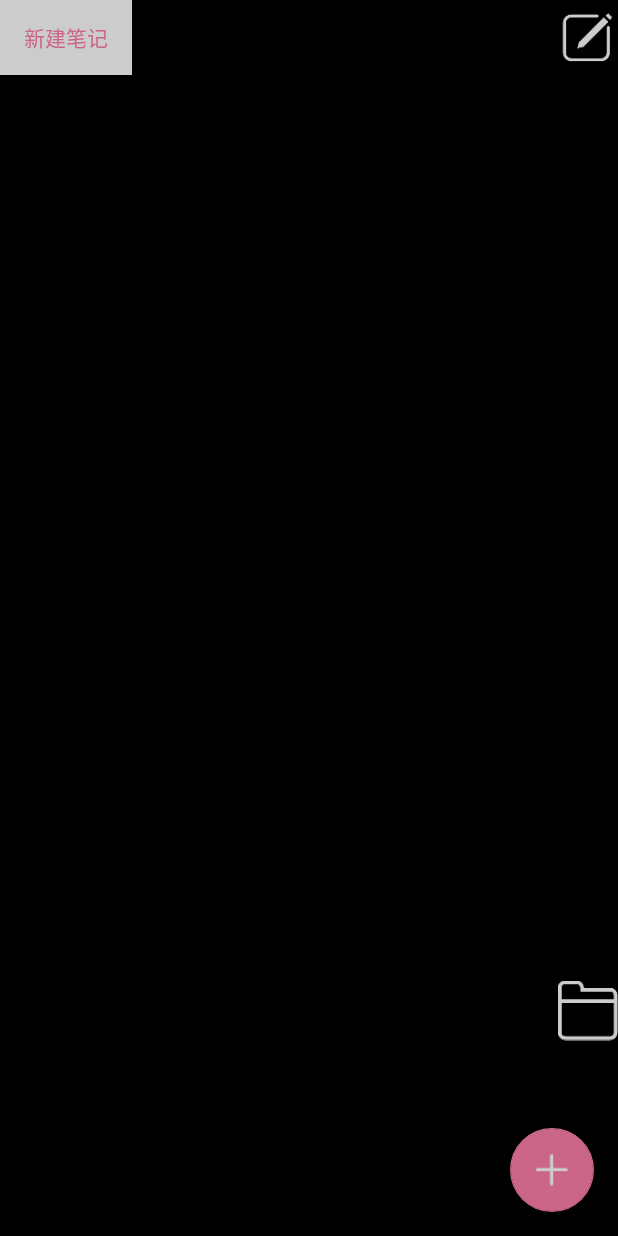
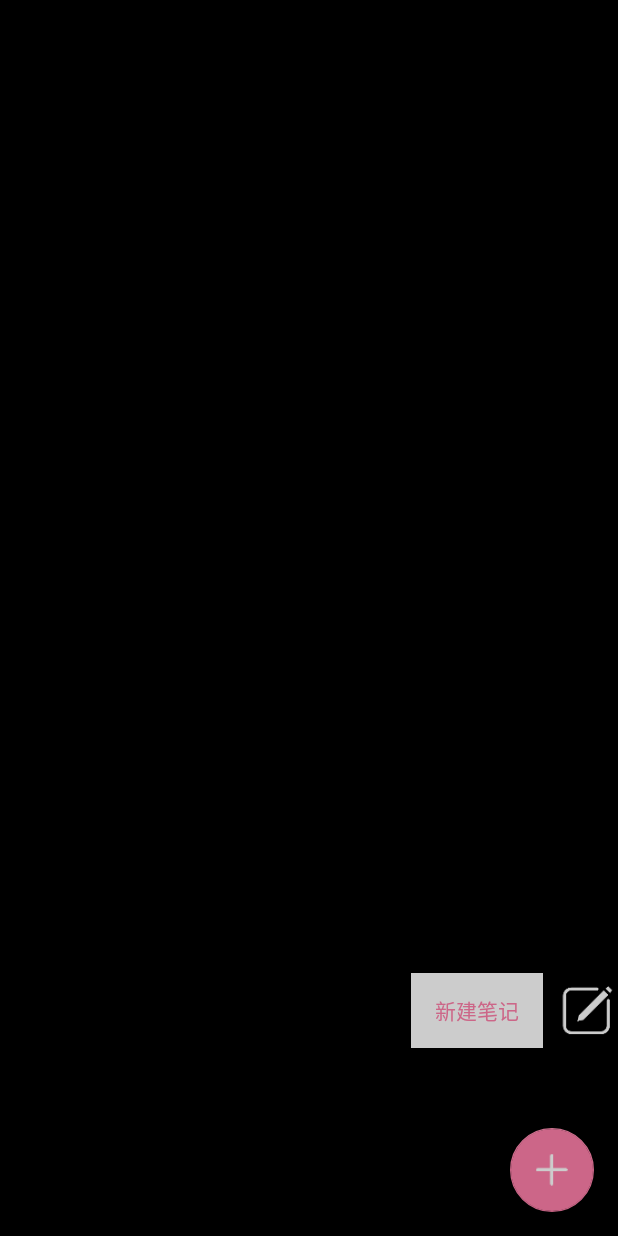
Before and after one commit to vivianluomin/CollectionElfin, an Android app: the FloatingActivity screen opened directly, with no data from a screen before it, on a phone screen of 412 x 824 dp. Run offline under Robolectric (Android 15) with nearby library versions, the phone set to English and light mode, and no system bars; 1 statement that could not run was skipped.

Commit message:
文件上传

```diff
--- a/app/src/main/java/com/example/asus1/collectionelfin/activities/FloatingActivity.java
+++ b/app/src/main/java/com/example/asus1/collectionelfin/activities/FloatingActivity.java
@@ -2,16 +2,18 @@ package com.example.asus1.collectionelfin.activities;
 
 import android.content.Intent;
 import android.os.Bundle;
+import android.provider.ContactsContract;
 import android.view.View;
 import android.widget.Button;
 import android.widget.ImageButton;
+import android.widget.ImageView;
 import android.widget.RelativeLayout;
 
 import com.example.asus1.collectionelfin.R;
 
 public class FloatingActivity extends BaseActivity implements View.OnClickListener{
     private ImageButton file;
-    private ImageButton write;
+    private ImageView mImage;
     private String mType;
     RelativeLayout llayout;
     @Override
@@ -24,30 +26,34 @@ public class FloatingActivity extends BaseActivity implements View.OnClickListen
 
 
         Button files = (Button) findViewById(R.id.but_fab_file);
+        mImage = (ImageView)findViewById(R.id.image_iv_file) ;
+        if(mType.equals("collection")){
+            files.setText("新建收藏");
+            mImage.setImageResource(R.mipmap.ic_file_white);
+        }else{
+            files.setText("新建笔记");
+            mImage.setImageResource(R.mipmap.ic_fab_write_white);
+        }
+        mImage.setOnClickListener(this);
         files.setOnClickListener(this);
 
-        Button writes = (Button) findViewById(R.id.but_fab_write);
-        writes.setOnClickListener(this);
-        if(mType.equals("collection")){
-            writes.setVisibility(View.GONE);
-        }else {
-            files.setVisibility(View.GONE);
-        }
+
 
     }
 
     @Override
     public void onClick(View v){
         switch (v.getId()){
-            case R.id.image_ivfile:
+            case R.id.image_iv_file:
             case R.id.but_fab_file:
-                Intent intent = new Intent(FloatingActivity.this,ReceiveActivity.class);
-                startActivity(intent);
-                break;
-            case R.id.image_ivwrite:
-            case R.id.but_fab_write:
-                Intent intents = new Intent(FloatingActivity.this,NewnoteActivity.class);
-                startActivity(intents);
+                if(mType.equals("collection")){
+                    Intent intent = new Intent(FloatingActivity.this,ReceiveActivity.class);
+                    startActivity(intent);
+                }else {
+                    Intent intents = new Intent(FloatingActivity.this,NewnoteActivity.class);
+                    startActivity(intents);
+                }
+
                 break;
             default:
                 if(llayout.getVisibility()==View.VISIBLE){
--- a/app/src/main/java/com/example/asus1/collectionelfin/activities/MainActivity.java
+++ b/app/src/main/java/com/example/asus1/collectionelfin/activities/MainActivity.java
@@ -287,8 +287,8 @@ public class MainActivity extends BaseActivity {
                     bitmap.compress(Bitmap.CompressFormat.PNG,90,out);
                     MultipartBody.Builder builder = new MultipartBody.Builder();
                     RequestBody body = RequestBody.
-                            create(MediaType.parse("image/jpg"),out.toByteArray());
-                    builder.addFormDataPart("image.jpg","image/jpg",body);
+                            create(MediaType.parse("multipart/form-data"),out.toByteArray());
+                    builder.addPart(body);
                     PersonalService service = RequestFactory.getRetrofit().create(PersonalService.class);
                     Call<UniApiReuslt<String>> call = service.postIcon(mNowLoginUser.getAccount(),builder.build());
                     HttpUtils.doRuqest(call,callBack);
--- a/app/src/main/java/com/example/asus1/collectionelfin/activities/NotesActivity.java
+++ b/app/src/main/java/com/example/asus1/collectionelfin/activities/NotesActivity.java
@@ -95,7 +95,7 @@ public class NotesActivity extends BaseActivity implements ErrorView.reloadingLi
                String file= NoteUtil.getNoteAddress(mNotes.get(position).getType(),mNotes.get(position).getTitle());
                 if(file == null || file.equals("")){
                     DialogUtill.showNomalDialog(NotesActivity.this,
-                            true,String.valueOf(R.string.notedialogcontet),
+                            true,"没有该笔记，是否从服务器下载",
                             mNotes.get(position).getTitle(),NotesActivity.this,position,1);
                 }else{
                     Intent intent = new Intent(NotesActivity.this,NewnoteActivity.class);
--- a/app/src/main/java/com/example/asus1/collectionelfin/service/NoteSerivce.java
+++ b/app/src/main/java/com/example/asus1/collectionelfin/service/NoteSerivce.java
@@ -35,8 +35,8 @@ public interface NoteSerivce {
 
     @POST("/Collection_elfin_war_exploded/UploadNote")
     @Multipart
-    Call<UniApiReuslt<String>> uploadNotes(@Field("account") String account,
-                                            @Field("type") String type,
+    Call<UniApiReuslt<String>> uploadNotes(@Part("account") String account,
+                                            @Part("type") String type,
                                             @Part("note")MultipartBody file
                                             );
 
--- a/app/src/main/res/layout/activity_floating.xml
+++ b/app/src/main/res/layout/activity_floating.xml
@@ -9,7 +9,7 @@
 
 
     <ImageView
-        android:id="@+id/image_ivfile"
+        android:id="@+id/image_iv_file"
         android:layout_width="40dp"
         android:layout_height="50dp"
         android:layout_alignParentBottom="true"
@@ -21,34 +21,12 @@
         android:id="@+id/but_fab_file"
         android:layout_width="wrap_content"
         android:layout_height="50dp"
-        android:layout_alignTop="@+id/image_ivfile"
-        android:layout_marginEnd="13dp"
-        android:layout_toStartOf="@+id/image_ivfile"
-        android:textColor="@color/white"
-        android:background="@color/color_pink"
-        android:text="新建收藏" />
-    />
-
-    <ImageView
-        android:id="@+id/image_ivwrite"
-        android:layout_width="40dp"
-        android:layout_height="50dp"
-        android:layout_alignBottom="@+id/but_fab_write"
-        android:layout_alignParentEnd="true"
-        android:src="@mipmap/ic_fab_write_white" />
-
-    <Button
-
-        android:id="@+id/but_fab_write"
-        android:layout_width="wrap_content"
-        android:layout_height="50dp"
-        android:layout_above="@+id/but_fab_file"
-        android:layout_alignEnd="@+id/but_fab_file"
-        android:layout_marginBottom="20dp"
         android:textColor="@color/color_pink"
         android:background="@color/white"
         android:text="新建笔记"
-        />
+        android:layout_alignTop="@id/image_iv_file"
+        android:layout_toStartOf="@id/image_iv_file"
+        android:layout_marginEnd="10dp" />
 
     <android.support.design.widget.FloatingActionButton
         android:id="@+id/but_fab_floting_bottom"
--- a/app/src/main/res/layout/activity_receive.xml
+++ b/app/src/main/res/layout/activity_receive.xml
@@ -13,7 +13,7 @@
         android:layout_height="74dp"
         android:paddingTop="24dp"
         android:background="@color/color_pink"
-        android:id="@+id/toolbar_art"
+        android:id="@+id/toolbar_rece"
         >
 
         <TextView
```
Also changed, not shown: app/src/main/java/com/example/asus1/collectionelfin/activities/NewnoteActivity.java (+92 -14 lines), app/src/main/java/com/example/asus1/collectionelfin/activities/ReceiveActivity.java (+10 -0 lines), app/src/main/res/layout/activity_newnote.xml (+11 -1 lines), app/src/main/res/mipmap-xxhdpi/bg.png (deleted), app/src/main/res/mipmap-xxhdpi/bg_11.png (deleted).
